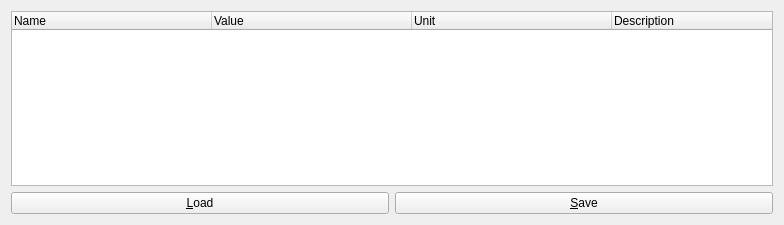
Before: the Qt Designer form gui/paramwindow.ui in gmackie/GR-ABM-ODE-2D, drawn with Qt 5.
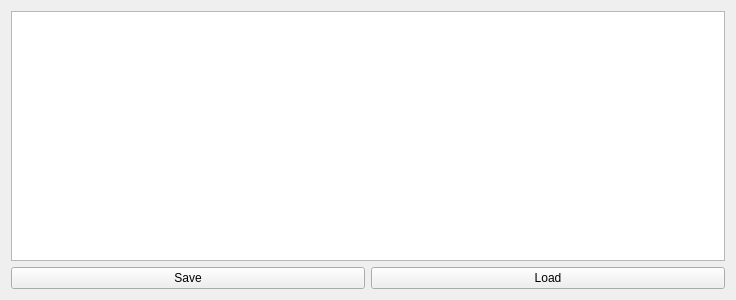
After: the same form once the commit is applied.

Patch:
```diff
--- a/gui/paramwindow.ui
+++ b/gui/paramwindow.ui
@@ -6,66 +6,42 @@
    <rect>
     <x>0</x>
     <y>0</y>
-    <width>784</width>
-    <height>225</height>
+    <width>736</width>
+    <height>300</height>
    </rect>
   </property>
   <property name="windowTitle">
    <string>Parameters</string>
   </property>
-  <layout class="QHBoxLayout" name="horizontalLayout">
+  <layout class="QVBoxLayout" name="verticalLayout">
    <item>
-    <layout class="QVBoxLayout" name="verticalLayout">
+    <widget class="QTreeView" name="treeView">
+     <property name="alternatingRowColors">
+      <bool>true</bool>
+     </property>
+     <property name="rootIsDecorated">
+      <bool>true</bool>
+     </property>
+     <property name="uniformRowHeights">
+      <bool>true</bool>
+     </property>
+    </widget>
+   </item>
+   <item>
+    <layout class="QHBoxLayout" name="horizontalLayout">
      <item>
-      <widget class="QTreeWidget" name="treeWidget">
-       <property name="selectionBehavior">
-        <enum>QAbstractItemView::SelectRows</enum>
+      <widget class="QPushButton" name="pushButtonSave">
+       <property name="text">
+        <string>Save</string>
        </property>
-       <attribute name="headerDefaultSectionSize">
-        <number>200</number>
-       </attribute>
-       <attribute name="headerMinimumSectionSize">
-        <number>50</number>
-       </attribute>
-       <column>
-        <property name="text">
-         <string>Name</string>
-        </property>
-       </column>
-       <column>
-        <property name="text">
-         <string>Value</string>
-        </property>
-       </column>
-       <column>
-        <property name="text">
-         <string>Unit</string>
-        </property>
-       </column>
-       <column>
-        <property name="text">
-         <string>Description</string>
-        </property>
-       </column>
       </widget>
      </item>
      <item>
-      <layout class="QHBoxLayout" name="horizontalLayout_2">
-       <item>
-        <widget class="QPushButton" name="pushButtonLoad">
-         <property name="text">
-          <string>&amp;Load</string>
-         </property>
-        </widget>
-       </item>
-       <item>
-        <widget class="QPushButton" name="pushButtonSave">
-         <property name="text">
-          <string>&amp;Save</string>
-         </property>
-        </widget>
-       </item>
-      </layout>
+      <widget class="QPushButton" name="pushButtonLoad">
+       <property name="text">
+        <string>Load</string>
+       </property>
+      </widget>
      </item>
     </layout>
    </item>
```
Left out of the diff: 6 changed lines with no effect on the pictures.
